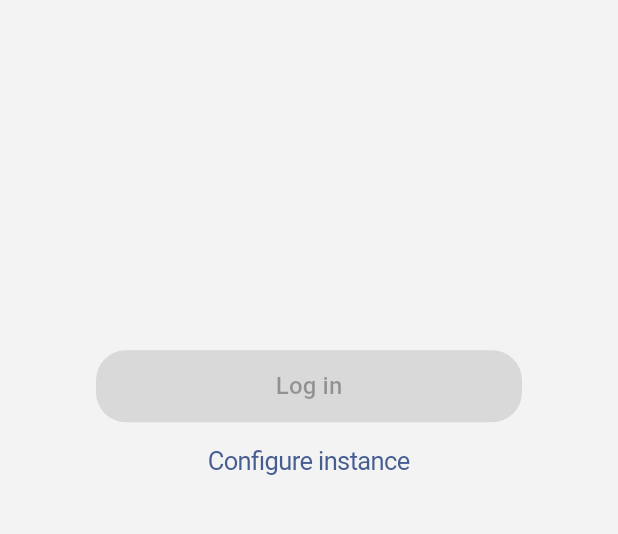
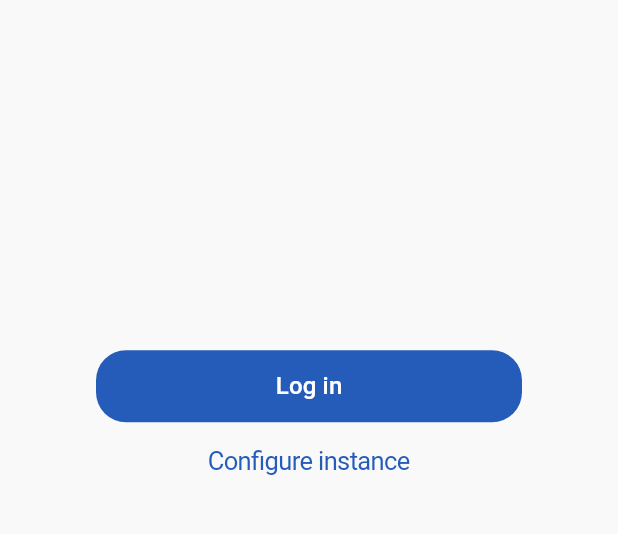
Before and after one commit to VonRehbergConsulting/open-time-tracker, a Flutter app: the screen it shows after launch, on a phone screen of 412 x 824 dp, the part 607-1141 px from its top. Run offline on Flutter 3.47's test engine with Material 3 defaults, Android fonts, the phone set to English and light mode, and no system bars; our stand-ins replace bloc, dio, fl_chart, flutter_bloc, flutter_dotenv, flutter_local_notifications and 9 more; missing offline and left inert: flutter_appauth, iso_duration_parser, msh_checkbox; generated files the repository leaves out were written again; network calls fail.

Commit message:
Upgrade flutter to 3.24.1

```diff
--- a/lib/app/api/auth_interceptor.dart
+++ b/lib/app/api/auth_interceptor.dart
@@ -43,7 +43,7 @@ class AuthInterceptor extends QueuedInterceptor {
       try {
         final token = await _tokenStorage.getToken();
         if (token == null) {
-          print("Trying to get existing token but not token found");
+          print("Trying to get existing token but none token found");
           onAuthetnicationFailed?.call();
           handler.next(err);
           return;
--- a/lib/app/ui/widgets/configured_bar_chart.dart
+++ b/lib/app/ui/widgets/configured_bar_chart.dart
@@ -50,7 +50,7 @@ class _BarChart extends StatelessWidget {
   BarTouchData get barTouchData => BarTouchData(
         enabled: false,
         touchTooltipData: BarTouchTooltipData(
-          tooltipBgColor: Colors.transparent,
+          getTooltipColor: (_) => Colors.transparent,
           tooltipPadding: EdgeInsets.zero,
           tooltipMargin: 8,
           getTooltipItem: (
--- a/lib/app/ui/widgets/configured_card.dart
+++ b/lib/app/ui/widgets/configured_card.dart
@@ -15,6 +15,7 @@ class ConfiguredCard extends StatelessWidget {
       shape: const RoundedRectangleBorder(
         borderRadius: BorderRadius.all(Radius.circular(18.0)),
       ),
+      color: Colors.white,
       child: child,
     );
   }
--- a/lib/app/ui/widgets/filled_button.dart
+++ b/lib/app/ui/widgets/filled_button.dart
@@ -17,14 +17,17 @@ class FilledButton extends StatelessWidget {
     return ElevatedButton(
       onPressed: onPressed,
       style: ButtonStyle(
-        shape: MaterialStateProperty.all<RoundedRectangleBorder>(
+        backgroundColor:
+            WidgetStateProperty.all(Theme.of(context).primaryColor),
+        shape: WidgetStateProperty.all<RoundedRectangleBorder>(
           RoundedRectangleBorder(
             borderRadius: BorderRadius.circular(20.0),
           ),
         ),
-        minimumSize: MaterialStateProperty.all<Size>(const Size(48.0, 48.0)),
+        minimumSize: WidgetStateProperty.all<Size>(const Size(48.0, 48.0)),
         splashFactory: NoSplash.splashFactory,
-        shadowColor: MaterialStateProperty.all<Color>(Colors.transparent),
+        shadowColor: WidgetStateProperty.all<Color>(Colors.transparent),
+        foregroundColor: WidgetStateProperty.all<Color>(Colors.white),
       ),
       child: text != null
           ? Text(
--- a/lib/main.dart
+++ b/lib/main.dart
@@ -104,10 +104,10 @@ class MyApp extends StatelessWidget {
           foregroundColor: Colors.black,
           elevation: 0,
         ),
-        scaffoldBackgroundColor: const Color.fromARGB(255, 243, 243, 243),
-        colorSchemeSeed: const Color.fromRGBO(38, 92, 185, 1),
+        scaffoldBackgroundColor: const Color.fromARGB(255, 249, 249, 249),
         splashColor: Colors.transparent,
         highlightColor: Colors.transparent,
+        primaryColor: const Color.fromRGBO(38, 92, 185, 1),
       ),
       home: const AppRouter(),
     );
--- a/lib/modules/authorization/ui/authorization/authorization_bloc.dart
+++ b/lib/modules/authorization/ui/authorization/authorization_bloc.dart
@@ -48,6 +48,7 @@ class AuthorizationBloc
         throw Error();
       }
     } catch (e) {
+      print(e);
       emitEffect(const AuthorizationEffect.error());
     }
   }
--- a/lib/modules/authorization/ui/authorization/authorization_page.dart
+++ b/lib/modules/authorization/ui/authorization/authorization_page.dart
@@ -73,6 +73,9 @@ class AuthorizationPage extends EffectBlocPage<AuthorizationBloc,
                     child: Text(
                       AppLocalizations.of(context)
                           .authorization_configure_instance,
+                      style: TextStyle(
+                        color: Theme.of(context).primaryColor,
+                      ),
                     ),
                   ),
                 ],
--- a/lib/modules/task_selection/ui/time_entries_list/time_entries_list_page.dart
+++ b/lib/modules/task_selection/ui/time_entries_list/time_entries_list_page.dart
@@ -53,7 +53,9 @@ class TimeEntriesListPage extends EffectBlocPage<TimeEntriesListBloc,
         ),
       ],
       floatingActionButton: FloatingActionButton(
+        shape: const CircleBorder(),
         backgroundColor: Theme.of(context).primaryColor,
+        foregroundColor: Colors.white,
         child: const Icon(Icons.add),
         onPressed: () => AppRouter.routeToWorkPackagesList(),
       ),
```
Also changed, not shown: lib/app/ui/widgets/configured_outlined_button.dart (+6 -3 lines), pubspec.yaml (+26 -26 lines), pubspec.lock, 8 other files.
